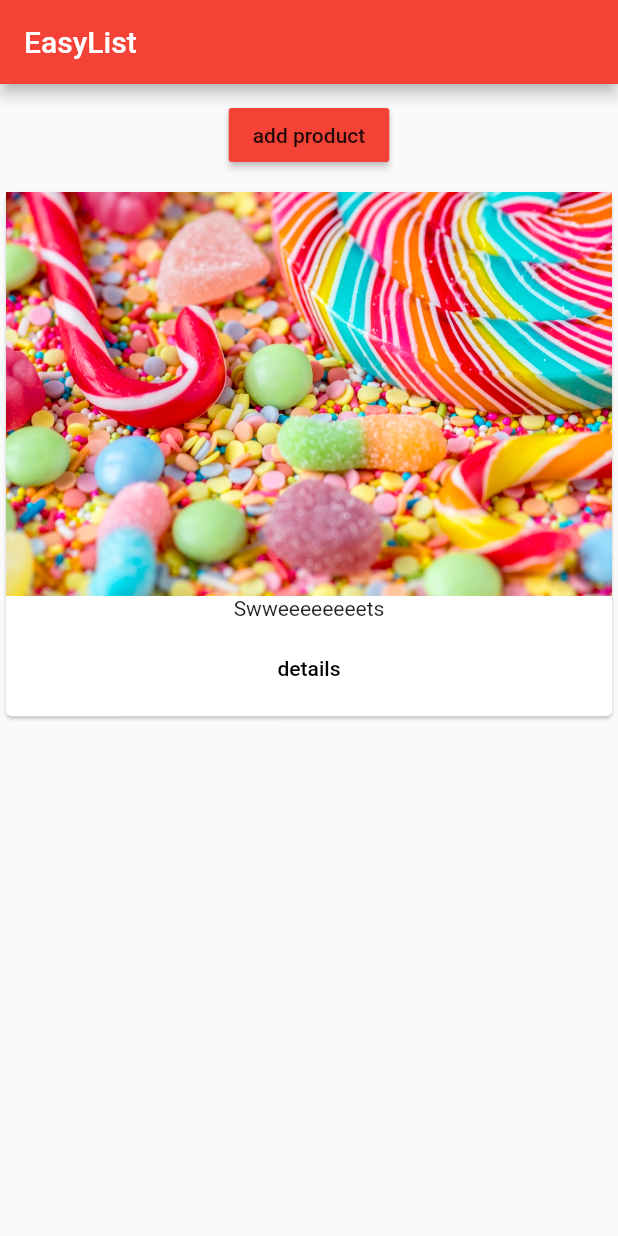
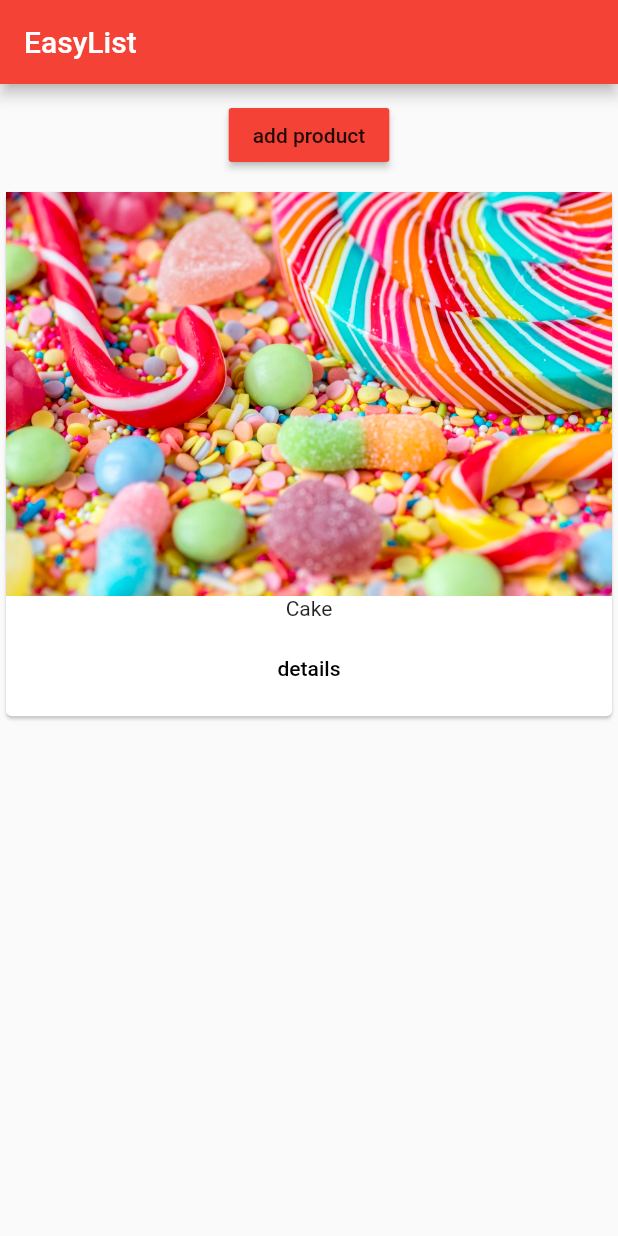
Before and after one commit to taioo/Take-a-question, a Flutter app: the screen it shows after launch, after a tap on "add product", on a phone screen of 412 x 824 dp. Run offline on Flutter 3.47's test engine with Material 2 defaults, Android fonts, the phone set to English and light mode, and no system bars.

```diff
--- a/lib/product_controll.dart
+++ b/lib/product_controll.dart
@@ -10,7 +10,7 @@ class ProductControll extends StatelessWidget {
     return RaisedButton(
       color: Theme.of(context).primaryColor,
       onPressed: () {
-        addProduct('Swweeeeeeeets');
+        addProduct({'titel': 'Cake', 'image':'assets/sweets.jpeg'});
       },
       child: Text('add product'),
     );
--- a/lib/product_manager.dart
+++ b/lib/product_manager.dart
@@ -4,7 +4,7 @@ import './products.dart';
 import './product_controll.dart';
 
 class ProductManeger extends StatefulWidget {
-  final String startingProduct;
+  final Map<String,String> startingProduct;
 
   ProductManeger({this.startingProduct}) {
     print('[Product_maneger  Widget] Constroctor');
@@ -18,7 +18,7 @@ class ProductManeger extends StatefulWidget {
 }
 
 class _ProductManegerState extends State<ProductManeger> {
-  List<String> _products = [];
+  List<Map<String,String>> _products = [];
 
   @override
   void initState() {
@@ -36,7 +36,7 @@ class _ProductManegerState extends State<ProductManeger> {
     super.didUpdateWidget(oldWidget);
   }
 
-  void _addProduct(String product) {
+  void _addProduct(Map<String,String> product) {
     setState(() {
       _products.add(product);
     });
--- a/lib/products.dart
+++ b/lib/products.dart
@@ -2,7 +2,7 @@ import 'package:flutter/material.dart';
 import './pages/product.dart';
 
 class Products extends StatelessWidget {
-  final List<String> products;
+  final List<Map<String, String>> products;
 
   Products(this.products) {
     print('[Product Widget] Constructor');
@@ -12,8 +12,8 @@ class Products extends StatelessWidget {
     return Card(
       child: Column(
         children: <Widget>[
-          Image.asset('assets/sweets.jpeg'),
-          Text(products[index]),
+          Image.asset(products[index]['image']),
+          Text(products[index]['titel']),
           ButtonBar(
             alignment: MainAxisAlignment.center,
             children: <Widget>[
@@ -22,7 +22,9 @@ class Products extends StatelessWidget {
                   onPressed: () => Navigator.push(
                         context,
                         MaterialPageRoute(builder: (BuildContext context) {
-                          return ProductPage();
+                          return ProductPage(
+                            products[index]['titel'],products[index]['image']
+                            );
                         }),
                       )),
             ],
```
Also changed, not shown: lib/pages/product.dart (+9 -2 lines).
